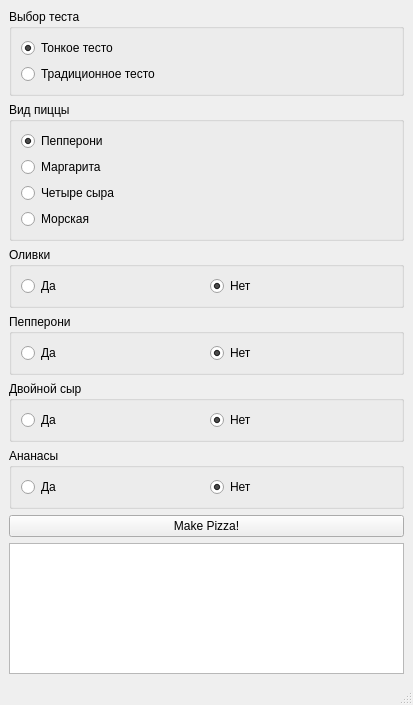
This is mainwindow.ui in AufarLIRS/CPP-2020-2021-HW9 as Qt 5 draws it before an edit. The edited form follows.
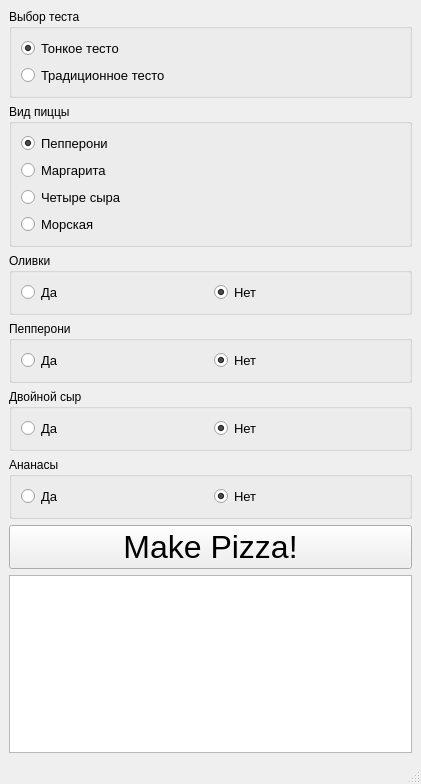
This is the edited form.

```diff
--- a/mainwindow.ui
+++ b/mainwindow.ui
@@ -6,8 +6,8 @@
    <rect>
     <x>0</x>
     <y>0</y>
-    <width>413</width>
-    <height>705</height>
+    <width>421</width>
+    <height>784</height>
    </rect>
   </property>
   <property name="windowTitle">
@@ -23,6 +23,11 @@
       <layout class="QVBoxLayout" name="verticalLayout_4">
        <item>
         <widget class="QRadioButton" name="radioButton">
+         <property name="font">
+          <font>
+           <pointsize>10</pointsize>
+          </font>
+         </property>
          <property name="text">
           <string>Тонкое тесто</string>
          </property>
@@ -33,6 +38,11 @@
        </item>
        <item>
         <widget class="QRadioButton" name="radioButton_2">
+         <property name="font">
+          <font>
+           <pointsize>10</pointsize>
+          </font>
+         </property>
          <property name="text">
           <string>Традиционное тесто</string>
          </property>
@@ -49,6 +59,11 @@
       <layout class="QVBoxLayout" name="verticalLayout_3">
        <item>
         <widget class="QRadioButton" name="radioButton_3">
+         <property name="font">
+          <font>
+           <pointsize>10</pointsize>
+          </font>
+         </property>
          <property name="text">
           <string>Пепперони</string>
          </property>
@@ -59,6 +74,11 @@
        </item>
        <item>
         <widget class="QRadioButton" name="radioButton_4">
+         <property name="font">
+          <font>
+           <pointsize>10</pointsize>
+          </font>
+         </property>
          <property name="text">
           <string>Маргарита</string>
          </property>
@@ -66,6 +86,11 @@
        </item>
        <item>
         <widget class="QRadioButton" name="radioButton_5">
+         <property name="font">
+          <font>
+           <pointsize>10</pointsize>
+          </font>
+         </property>
          <property name="text">
           <string>Четыре сыра</string>
          </property>
@@ -73,6 +98,11 @@
        </item>
        <item>
         <widget class="QRadioButton" name="radioButton_6">
+         <property name="font">
+          <font>
+           <pointsize>10</pointsize>
+          </font>
+         </property>
          <property name="text">
           <string>Морская</string>
          </property>
@@ -89,6 +119,11 @@
       <layout class="QHBoxLayout" name="horizontalLayout">
        <item>
         <widget class="QRadioButton" name="radioButton_7">
+         <property name="font">
+          <font>
+           <pointsize>10</pointsize>
+          </font>
+         </property>
          <property name="text">
           <string>Да</string>
          </property>
@@ -96,6 +131,11 @@
        </item>
        <item>
         <widget class="QRadioButton" name="radioButton_8">
+         <property name="font">
+          <font>
+           <pointsize>10</pointsize>
+          </font>
+         </property>
          <property name="text">
           <string>Нет</string>
          </property>
@@ -115,6 +155,11 @@
       <layout class="QHBoxLayout" name="horizontalLayout_2">
        <item>
         <widget class="QRadioButton" name="radioButton_9">
+         <property name="font">
+          <font>
+           <pointsize>10</pointsize>
+          </font>
+         </property>
          <property name="text">
           <string>Да</string>
          </property>
@@ -122,6 +167,11 @@
        </item>
        <item>
         <widget class="QRadioButton" name="radioButton_10">
+         <property name="font">
+          <font>
+           <pointsize>10</pointsize>
+          </font>
+         </property>
          <property name="text">
           <string>Нет</string>
          </property>
@@ -141,6 +191,11 @@
       <layout class="QHBoxLayout" name="horizontalLayout_3">
        <item>
         <widget class="QRadioButton" name="radioButton_11">
+         <property name="font">
+          <font>
+           <pointsize>10</pointsize>
+          </font>
+         </property>
          <property name="text">
           <string>Да</string>
          </property>
@@ -148,6 +203,11 @@
        </item>
        <item>
         <widget class="QRadioButton" name="radioButton_12">
+         <property name="font">
+          <font>
+           <pointsize>10</pointsize>
+          </font>
+         </property>
          <property name="text">
           <string>Нет</string>
          </property>
@@ -167,6 +227,11 @@
       <layout class="QHBoxLayout" name="horizontalLayout_4">
        <item>
         <widget class="QRadioButton" name="radioButton_13">
+         <property name="font">
+          <font>
+           <pointsize>10</pointsize>
+          </font>
+         </property>
          <property name="text">
           <string>Да</string>
          </property>
@@ -174,6 +239,11 @@
        </item>
        <item>
         <widget class="QRadioButton" name="radioButton_14">
+         <property name="font">
+          <font>
+           <pointsize>10</pointsize>
+          </font>
+         </property>
          <property name="text">
           <string>Нет</string>
          </property>
@@ -187,6 +257,13 @@
     </item>
     <item>
      <widget class="QPushButton" name="pushButton">
+      <property name="font">
+       <font>
+        <pointsize>24</pointsize>
+        <weight>50</weight>
+        <bold>false</bold>
+       </font>
+      </property>
       <property name="text">
        <string>Make Pizza!</string>
       </property>
@@ -194,6 +271,13 @@
     </item>
     <item>
      <widget class="QTextEdit" name="textEdit">
+      <property name="font">
+       <font>
+        <family>Century Gothic</family>
+        <pointsize>10</pointsize>
+        <italic>true</italic>
+       </font>
+      </property>
       <property name="readOnly">
        <bool>true</bool>
       </property>
```
Left out of the diff: 2 changed lines with no effect on the pictures.
